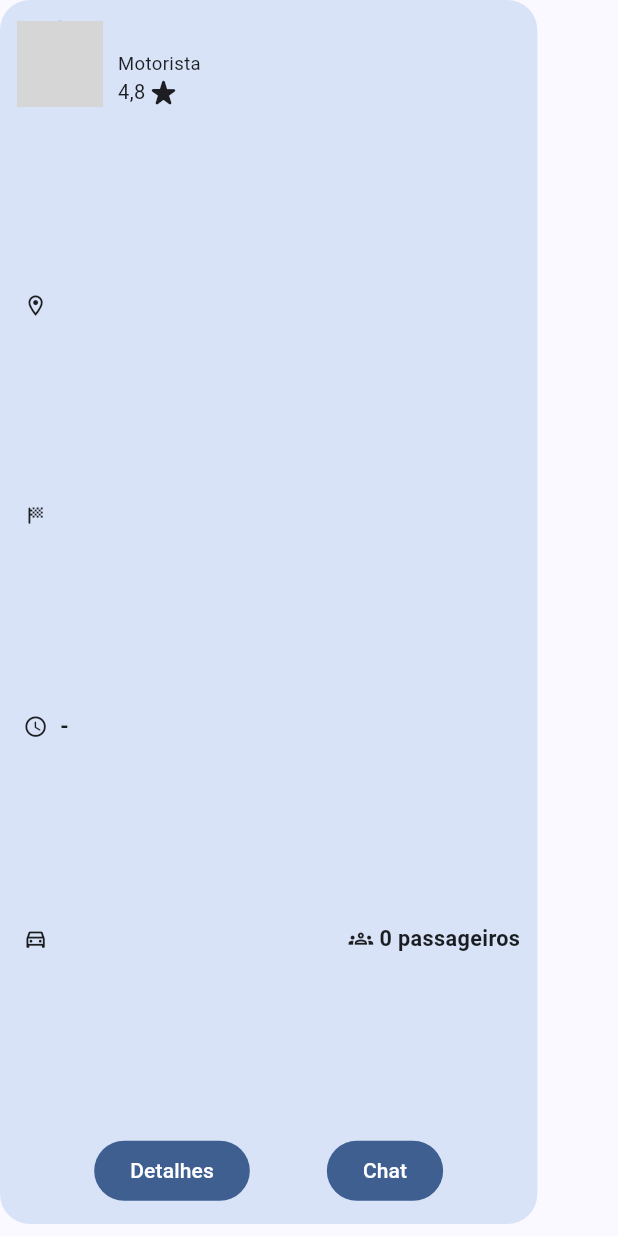
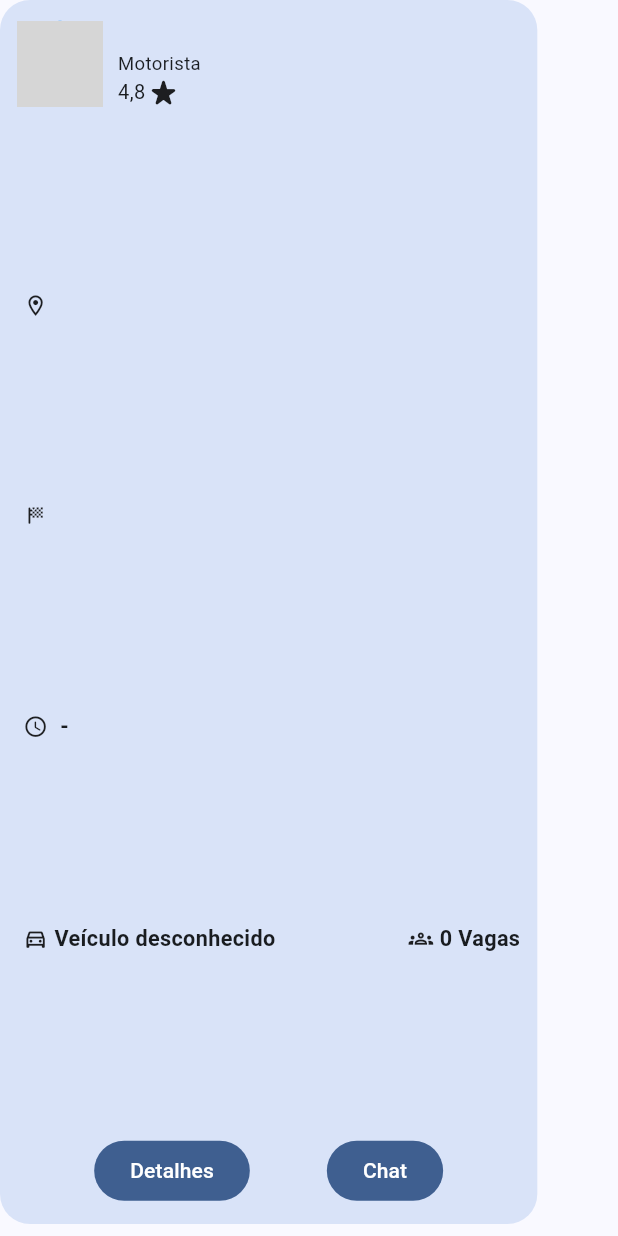
Before and after one commit to meirelesnic/SistemaDeCaronasUFF, a Flutter app: the CaronaCard widget shown alone on an empty page, opened directly with empty values, on a phone screen of 412 x 824 dp. Run offline on Flutter 3.47's test engine with Material 3 defaults, Android fonts, the phone set to English and light mode, and no system bars; our stand-ins replace cloud_firestore, dio, firebase_auth, firebase_core, font_awesome_flutter, google_sign_in and 1 more; missing offline and left inert: dart:ffi, open_street_map_search_and_pick; accounts and stored records are empty; network calls fail; grey boxes are pictures that could not be loaded.

Commit message:
Fix caronaCard bug
e exibir modelo do veiculo

```diff
--- a/uff_caronas/lib/controller/VeiculoController.dart
+++ b/uff_caronas/lib/controller/VeiculoController.dart
@@ -23,6 +23,10 @@ class VeiculoController {
 
   Future<Veiculo?>? recuperarVeiculo(String id) {
     return veiculoDAO?.recuperarVeiculo(id);
+  }
+
+  Future<Veiculo?>? recuperarVeiculoDoc(String id) {
+    return veiculoDAO?.recuperarVeiculoDoc(id);
   }
 
   bool validaAno(int year) {
--- a/uff_caronas/lib/model/DAO/VeiculoDAO.dart
+++ b/uff_caronas/lib/model/DAO/VeiculoDAO.dart
@@ -27,6 +27,33 @@ class VeiculoDAO {
       });
     } catch (e) {
       print('Erro ao salvar veículo: $e');
+    }
+  }
+
+    Future<Veiculo?> recuperarVeiculoDoc(String id) async {
+    try {
+      DocumentSnapshot snapshot = await _veiculosCollection.doc(id).get();
+      if (snapshot.exists) {
+        Map<String, dynamic>? data = snapshot.data() as Map<String, dynamic>?;
+        if (data != null) {
+          return Veiculo(
+            id: snapshot.id,
+            modelo: data['modelo'],
+            marca: data['marca'],
+            ano: data['ano'],
+            cor: data['cor'],
+            usuarioId: data['usuarioId'],
+            placa: data['placa'],
+          );
+        } else {
+          throw ('Dados do veículo são nulos');
+        }
+      } else {
+        throw ('Veículo não encontrado');
+      }
+    } catch (e) {
+      print('Erro ao recuperar veículo: $e');
+      return null;
     }
   }
 
--- a/uff_caronas/lib/view/custom_widgets/caronaCard.dart
+++ b/uff_caronas/lib/view/custom_widgets/caronaCard.dart
@@ -1,12 +1,17 @@
 import 'package:flutter/material.dart';
+import 'package:flutter/widgets.dart';
 import 'package:uff_caronas/controller/UsuarioController.dart';
-import 'package:uff_caronas/model/modelos/Usuario.dart';
-import '../../model/modelos/Carona.dart';
+import 'package:uff_caronas/model/modelos/Carona.dart';
+import '../../controller/VeiculoController.dart';
+
+
+import '../../model/modelos/Usuario.dart';
+import '../../model/modelos/Veiculo.dart';
 
 class CaronaCard extends StatefulWidget {
   final Carona carona;
 
-  const CaronaCard({Key? key, required this.carona}) : super(key: key);
+  const CaronaCard({super.key, required this.carona});
 
   @override
   State<CaronaCard> createState() => _CaronaCardState();
@@ -14,34 +19,30 @@ class CaronaCard extends StatefulWidget {
 
 class _CaronaCardState extends State<CaronaCard> {
   int widthScale = 500;
-  Usuario? motorista;
-  UsuarioController usuarioController = UsuarioController();
-
-  @override
-  void initState() {
-    super.initState();
-    _loadMotorista();
-  }
-
-  @override
-  void didUpdateWidget(covariant CaronaCard oldWidget) {
-    super.didUpdateWidget(oldWidget);
-    if (widget.carona != oldWidget.carona) {
-      _loadMotorista();
-    }
-  }
-
-  Future<void> _loadMotorista() async {
-    Usuario? usuario = await usuarioController.recuperarUsuario(widget.carona.motoristaId);
-    setState(() {
-      motorista = usuario;
-    });
-  }
 
   @override
   Widget build(BuildContext context) {
+    return FutureBuilder<List<dynamic>>(
+      future: Future.wait([
+        UsuarioController().recuperarUsuario(widget.carona.motoristaId),
+        VeiculoController().recuperarVeiculoDoc(widget.carona.veiculoId) ?? Future.value(null)
+      ]),
+      builder: (context, snapshot) {
+        if (snapshot.connectionState == ConnectionState.waiting) {
+          return Container(width: 15); // Mostra um indicador de progresso enquanto os dados estão sendo carregados
+        } else if (snapshot.hasError) {
+          return Text('Erro: ${snapshot.error}'); // Exibe uma mensagem de erro se houver algum erro
+        } else {
+          Usuario? motorista = snapshot.data?[0] as Usuario?;
+          Veiculo? veiculo = snapshot.data?[1] as Veiculo?;
+          return _buildCaronaCard(context, motorista, veiculo); // Constrói o widget do CaronaCard com os dados do motorista e veículo
+        }
+      },
+    );
+  }
+
+  Widget _buildCaronaCard(BuildContext context, Usuario? motorista, Veiculo? veiculo) {
     final screenSize = MediaQuery.of(context).size;
-
     return Padding(
       padding: const EdgeInsets.only(bottom: 8),
       child: SizedBox(
@@ -55,12 +56,17 @@ class _CaronaCardState extends State<CaronaCard> {
           child: Column(
             mainAxisAlignment: MainAxisAlignment.spaceBetween,
             children: [
-              Row(//Avatar, nome motorista, estrelas
+              Row(
                 children: [
                   CircleAvatar(
                     radius: screenSize.width * (25 / 360),
                     backgroundColor: Colors.blue,
-                    backgroundImage: NetworkImage(motorista!.fotoUrl),
+                    backgroundImage: motorista?.fotoUrl != null
+                        ? NetworkImage(motorista!.fotoUrl!)
+                        : null,
+                    child: motorista?.fotoUrl == null
+                        ? const Icon(Icons.person, size: 30)
+                        : null,
                   ),
                   Container(width: screenSize.width * (12 / widthScale)),
                   Column(
@@ -68,7 +74,7 @@ class _CaronaCardState extends State<CaronaCard> {
                     mainAxisAlignment: MainAxisAlignment.center,
                     children: [
                       Text(
-                        motorista!.nome,
+                        motorista?.nome ?? '',
                         style: TextStyle(
                           fontWeight: FontWeight.w500,
                           fontSize: screenSize.height * (20 / 800),
@@ -99,7 +105,6 @@ class _CaronaCardState extends State<CaronaCard> {
                   ),
                 ],
               ),
-              //origem
               Row(
                 children: [
                   Padding(
@@ -118,7 +123,6 @@ class _CaronaCardState extends State<CaronaCard> {
                   ),
                 ],
               ),
-              //destino
               Row(
                 children: [
                   Padding(
@@ -137,7 +141,6 @@ class _CaronaCardState extends State<CaronaCard> {
                   ),
                 ],
               ),
-              //data
               Row(
                 children: [
                   Padding(
@@ -156,7 +159,6 @@ class _CaronaCardState extends State<CaronaCard> {
                   ),
                 ],
               ),
-              // veiculo e passageiros
               Row(
                 mainAxisAlignment: MainAxisAlignment.spaceBetween,
                 children: [
@@ -170,7 +172,7 @@ class _CaronaCardState extends State<CaronaCard> {
                         ),
                       ),
                       Text(
-                        widget.carona.veiculoId,
+                        veiculo != null ? '${veiculo.marca} ${veiculo.modelo}' : 'Veículo desconhecido',
                         style: TextStyle(
                           fontWeight: FontWeight.bold,
                           fontSize: screenSize.height * (14 / 800),
@@ -188,7 +190,7 @@ class _CaronaCardState extends State<CaronaCard> {
                         ),
                       ),
                       Text(
-                        '${widget.carona.passageirosIds?.length} passageiros',
+                        '${widget.carona.vagas} Vagas',
                         style: TextStyle(
                           fontWeight: FontWeight.bold,
                           fontSize: screenSize.height * (14 / 800),
@@ -203,13 +205,13 @@ class _CaronaCardState extends State<CaronaCard> {
                 children: [
                   FilledButton(
                     onPressed: () {
-                      //Tela detalhes, passando ID da carona
+                      // Tela detalhes, passando ID da carona
                     },
                     child: Text('Detalhes'),
                   ),
                   FilledButton(
                     onPressed: () {
-                      //Tela mensagem, passando ID do chat
+                      // Tela mensagem, passando ID do chat
                     },
                     child: Text('Chat'),
                   ),
--- a/uff_caronas/lib/view/custom_widgets/caronaListBuilder.dart
+++ b/uff_caronas/lib/view/custom_widgets/caronaListBuilder.dart
@@ -14,11 +14,15 @@ class CaronaListBuilder extends StatefulWidget {
 class _CaronaListBuilderState extends State<CaronaListBuilder> {
   @override
   Widget build(BuildContext context) {
-    return ListView.builder(
-      itemCount: widget.caronas.length,
-      itemBuilder: (context, index) {
-        return CaronaCard(carona: widget.caronas[index]);
-      },
+    final screenSize = MediaQuery.of(context).size;
+    return Padding(
+      padding: EdgeInsets.symmetric(horizontal: screenSize.width * (12 / 360)),
+      child: ListView.builder(
+        itemCount: widget.caronas.length,
+        itemBuilder: (context, index){
+          return CaronaCard(carona: widget.caronas[index]);
+        }
+      ),
     );
   }
 
```
Also changed, not shown: 1 other file.
